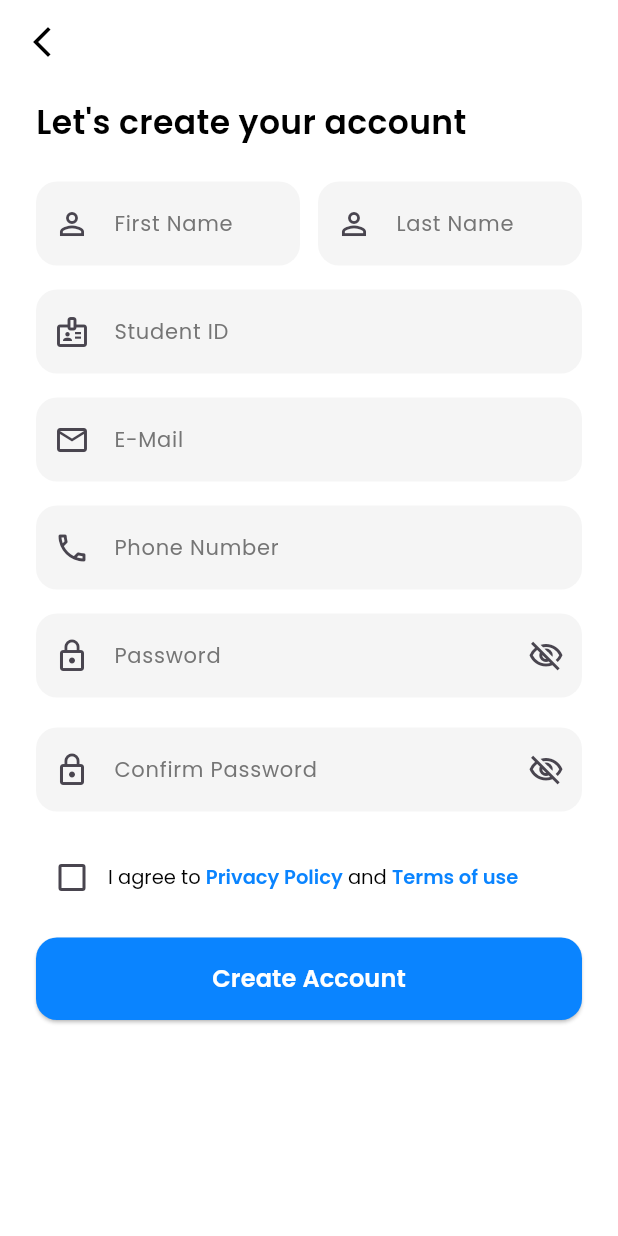
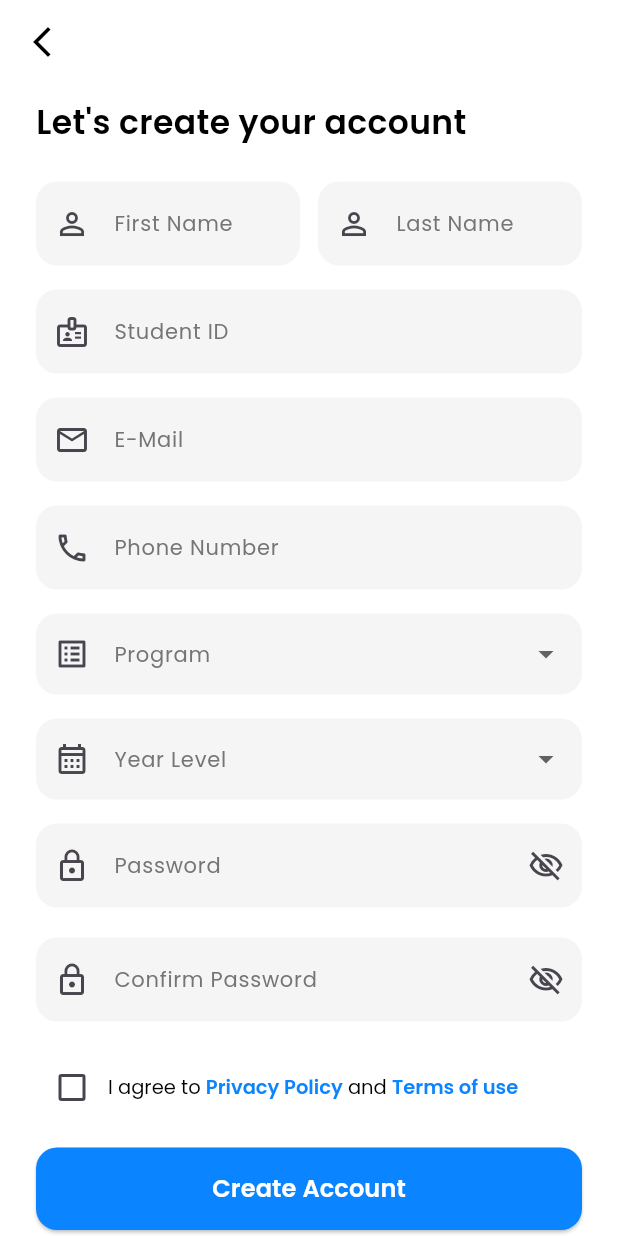
Before and after one commit to anthonyc-dev/ASCS-student-side-flutter, a Flutter app: the RegisterScreen screen opened by its route, on a phone screen of 412 x 824 dp. Run offline on Flutter 3.47's test engine with Material 3 defaults, Android fonts, the light colour scheme and no system bars; our stand-ins replace flutter_dotenv, flutter_screenutil, font_awesome_flutter, google_fonts, google_nav_bar, introduction_screen and 2 more; accounts and stored records are empty; network calls fail.

Commit message:
feat: add program and year level fields to student registration form

```diff
--- a/lib/screens/example_login.dart
+++ b/lib/screens/example_login.dart
@@ -184,7 +184,7 @@ class _LoginScreenState extends State<LoginScreen> {
                   onPressed: () {
                     // _login();
                     _login();
-                    Navigator.pushReplacementNamed(context, '/home');
+                    // Navigator.pushReplacementNamed(context, '/home');
                   },
                   child: Text(
                     "Sign In",
--- a/lib/screens/example_register.dart
+++ b/lib/screens/example_register.dart
@@ -11,7 +11,7 @@ class RegisterScreen extends StatefulWidget {
 }
 
 class _RegisterScreenState extends State<RegisterScreen> {
-  final TextEditingController _studentIdController = TextEditingController();
+  final TextEditingController _schoolIdController = TextEditingController();
   final TextEditingController _firstNameController = TextEditingController();
   final TextEditingController _lastNameController = TextEditingController();
   final TextEditingController _emailController = TextEditingController();
@@ -19,46 +19,84 @@ class _RegisterScreenState extends State<RegisterScreen> {
   final TextEditingController _passwordController = TextEditingController();
   final TextEditingController _cpasswordController = TextEditingController();
 
+  String? _selectedProgram;
+  String? _selectedYearLevel;
+
   bool _agreePolicy = false;
   bool _obscurePassword = true;
   bool _obscureConfirm = true;
 
+  final List<String> _programs = [
+    'BS Computer Science',
+    'BS Information Technology',
+    'BS Information Systems',
+    'BS Software Engineering',
+  ];
+
+  final List<String> _yearLevels = [
+    '1st Year',
+    '2nd Year',
+    '3rd Year',
+    '4th Year',
+  ];
+
   void _signUp() async {
-    // Validate NDA acceptance
-
-    String studentId = _studentIdController.text.trim();
+    String schoolId = _schoolIdController.text.trim();
     String firstName = _firstNameController.text.trim();
     String lastName = _lastNameController.text.trim();
     String email = _emailController.text.trim();
     String phoneNumber = _phoneController.text.trim();
+    String program = _selectedProgram ?? '';
+    String yearLevel = _selectedYearLevel ?? '';
     String password = _passwordController.text.trim();
+    String confirmPassword = _cpasswordController.text.trim();
+
+    if (password != confirmPassword) {
+      showSnackBar(context, "Passwords do not match!");
+      return;
+    }
+
+    if (!_agreePolicy) {
+      showSnackBar(context, "Please agree to the Privacy Policy first.");
+      return;
+    }
 
     Authentication auth = Authentication();
     String result = await auth.signUp(
       context: context,
-      studentId: studentId,
+      schoolId: schoolId,
       firstName: firstName,
       lastName: lastName,
       email: email,
       phoneNumber: phoneNumber,
+      program: program,
+      yearLevel: yearLevel,
       password: password,
     );
 
     if (!mounted) return;
 
-    if (result != "Success") {
-      showSnackBar(context, result);
-      // Clear input fields on successful registration
-      _studentIdController.clear();
-      _firstNameController.clear();
-      _lastNameController.clear();
-      _emailController.clear();
-      _phoneController.clear();
-      _passwordController.clear();
+    if (result == "Success") {
+      showSnackBar(context, "Account created successfully!");
+      _clearFields();
     } else {
-      // Show error message but do NOT navigate
       showSnackBar(context, result);
     }
+  }
+
+  void _clearFields() {
+    _schoolIdController.clear();
+    _firstNameController.clear();
+    _lastNameController.clear();
+    _emailController.clear();
+    _phoneController.clear();
+    _passwordController.clear();
+    _cpasswordController.clear();
+    setState(() {
+      _selectedProgram = null;
+      _selectedYearLevel = null;
+      _agreePolicy = false;
+    });
   }
 
   @override
@@ -117,7 +155,7 @@ class _RegisterScreenState extends State<RegisterScreen> {
 
               // --- Student ID ---
               _buildTextField(
-                controller: _studentIdController,
+                controller: _schoolIdController,
                 label: "Student ID",
                 icon: Icons.badge_outlined,
               ),
@@ -139,65 +177,47 @@ class _RegisterScreenState extends State<RegisterScreen> {
               ),
               const SizedBox(height: 16),
 
+              // --- Program Dropdown ---
+              _buildDropdownField(
+                label: "Program",
+                icon: Icons.list_alt_outlined,
+                value: _selectedProgram,
+                items: _programs,
+                onChanged: (value) {
+                  setState(() => _selectedProgram = value);
+                },
+              ),
+              const SizedBox(height: 16),
+
+              // --- Year Level Dropdown ---
+              _buildDropdownField(
+                label: "Year Level",
+                icon: Icons.calendar_month_outlined,
+                value: _selectedYearLevel,
+                items: _yearLevels,
+                onChanged: (value) {
+                  setState(() => _selectedYearLevel = value);
+                },
+              ),
+              const SizedBox(height: 16),
+
               // --- Password ---
-              TextField(
+              _buildPasswordField(
                 controller: _passwordController,
-                obscureText: _obscurePassword,
-                decoration: InputDecoration(
-                  labelText: "Password",
-                  labelStyle: GoogleFonts.poppins(
-                    color: Colors.grey[600],
-                    fontSize: 14,
-                  ),
-                  prefixIcon: const Icon(Icons.lock_outline),
-                  suffixIcon: IconButton(
-                    icon: Icon(
-                      _obscurePassword
-                          ? Icons.visibility_off_outlined
-                          : Icons.visibility_outlined,
-                    ),
-                    onPressed: () {
-                      setState(() => _obscurePassword = !_obscurePassword);
-                    },
-                  ),
-                  filled: true,
-                  fillColor: Colors.grey[100],
-                  border: OutlineInputBorder(
-                    borderRadius: BorderRadius.circular(14),
-                    borderSide: BorderSide.none,
-                  ),
-                ),
+                label: "Password",
+                obscure: _obscurePassword,
+                toggleVisibility: () =>
+                    setState(() => _obscurePassword = !_obscurePassword),
               ),
               const SizedBox(height: 20),
 
-              // --- confirm Password ---
-              TextField(
+              // --- Confirm Password ---
+              _buildPasswordField(
                 controller: _cpasswordController,
-                obscureText: _obscureConfirm,
-                decoration: InputDecoration(
-                  labelText: "Confirm Password",
-                  labelStyle: GoogleFonts.poppins(
-                    color: Colors.grey[600],
-                    fontSize: 14,
-                  ),
-                  prefixIcon: const Icon(Icons.lock_outline),
-                  suffixIcon: IconButton(
-                    icon: Icon(
-                      _obscureConfirm
-                          ? Icons.visibility_off_outlined
-                          : Icons.visibility_outlined,
-                    ),
-                    onPressed: () {
-                      setState(() => _obscureConfirm = !_obscureConfirm);
-                    },
-                  ),
-                  filled: true,
-                  fillColor: Colors.grey[100],
-                  border: OutlineInputBorder(
-                    borderRadius: BorderRadius.circular(14),
-                    borderSide: BorderSide.none,
-                  ),
-                ),
+                label: "Confirm Password",
+                obscure: _obscureConfirm,
+                toggleVisibility: () =>
+                    setState(() => _obscureConfirm = !_obscureConfirm),
               ),
               const SizedBox(height: 20),
 
@@ -254,19 +274,7 @@ class _RegisterScreenState extends State<RegisterScreen> {
                       borderRadius: BorderRadius.circular(14),
                     ),
                   ),
-                  onPressed: () {
-                    if (!_agreePolicy) {
-                      ScaffoldMessenger.of(context).showSnackBar(
-                        const SnackBar(
-                          content:
-                              Text("Please agree to the Privacy Policy first."),
-                        ),
-                      );
-                      return;
-                    }
-                    //  Handle register logic
-                    _signUp();
-                  },
+                  onPressed: _signUp,
                   child: Text(
                     "Create Account",
                     style: GoogleFonts.poppins(
@@ -285,6 +293,7 @@ class _RegisterScreenState extends State<RegisterScreen> {
     );
   }
 
+  // --- Text Field Builder ---
   Widget _buildTextField({
     required TextEditingController controller,
     required String label,
@@ -308,4 +317,72 @@ class _RegisterScreenState extends State<RegisterScreen> {
       ),
     );
   }
+
+  // --- Dropdown Field Builder ---
+  Widget _buildDropdownField({
+    required String label,
+    required IconData icon,
+    required String? value,
+    required List<String> items,
+    required ValueChanged<String?> onChanged,
+  }) {
+    return DropdownButtonFormField<String>(
+      decoration: InputDecoration(
+        contentPadding: const EdgeInsets.symmetric(vertical: 15),
+        labelText: label,
+        labelStyle: GoogleFonts.poppins(
+          color: Colors.grey[600],
+          fontSize: 14,
+        ),
+        prefixIcon: Icon(icon),
+        filled: true,
+        fillColor: Colors.grey[100],
+        border: OutlineInputBorder(
+          borderRadius: BorderRadius.circular(14),
+          borderSide: BorderSide.none,
+        ),
+      ),
+      initialValue: value,
+      items: items
+          .map((item) => DropdownMenuItem(
+                value: item,
+                child: Text(item),
+              ))
+          .toList(),
+      onChanged: onChanged,
+    );
+  }
+
+  // --- Password Field Builder ---
+  Widget _buildPasswordField({
+    required TextEditingController controller,
+    required String label,
+    required bool obscure,
+    required VoidCallback toggleVisibility,
+  }) {
+    return TextField(
+      controller: controller,
+      obscureText: obscure,
+      decoration: InputDecoration(
+        labelText: label,
+        labelStyle: GoogleFonts.poppins(
+          color: Colors.grey[600],
+          fontSize: 14,
+        ),
+        prefixIcon: const Icon(Icons.lock_outline),
+        suffixIcon: IconButton(
+          icon: Icon(
+            obscure ? Icons.visibility_off_outlined : Icons.visibility_outlined,
+          ),
+          onPressed: toggleVisibility,
+        ),
+        filled: true,
+        fillColor: Colors.grey[100],
+        border: OutlineInputBorder(
+          borderRadius: BorderRadius.circular(14),
+          borderSide: BorderSide.none,
+        ),
+      ),
+    );
+  }
 }
--- a/pubspec.yaml
+++ b/pubspec.yaml
@@ -110,6 +110,7 @@ flutter:
     - images/microflux/
     - images/onboarding/
     - fonts/
+    - .env
 
   # An image asset can refer to one or more resolution-specific "variants", see
   # https://flutter.dev/to/resolution-aware-images
```
Also changed, not shown: lib/screens/auth/signup_screen.dart (+13 -5 lines), lib/screens/profile_screen.dart (+27 -4 lines), lib/services/authentication.dart (+19 -12 lines), lib/widgets/auth/custome_dropdown.dart (added, +58 -0 lines), lib/widgets/show_modal.dart (+32 -20 lines).
